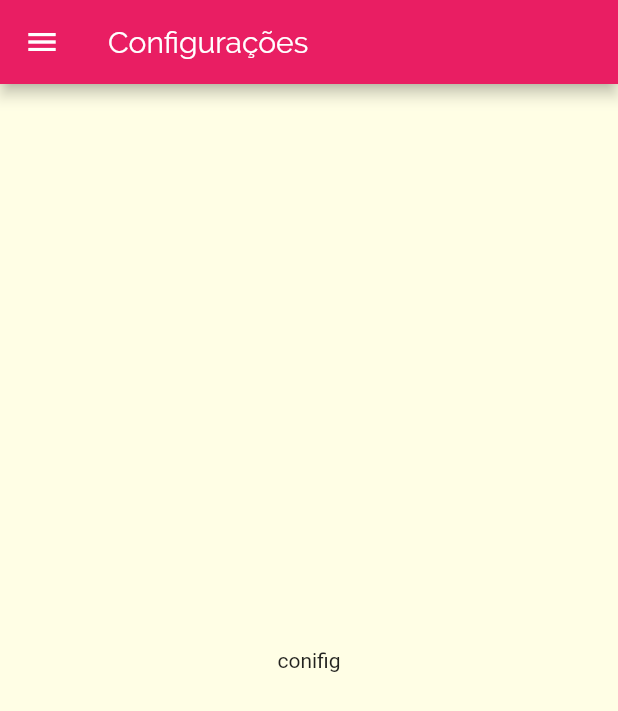
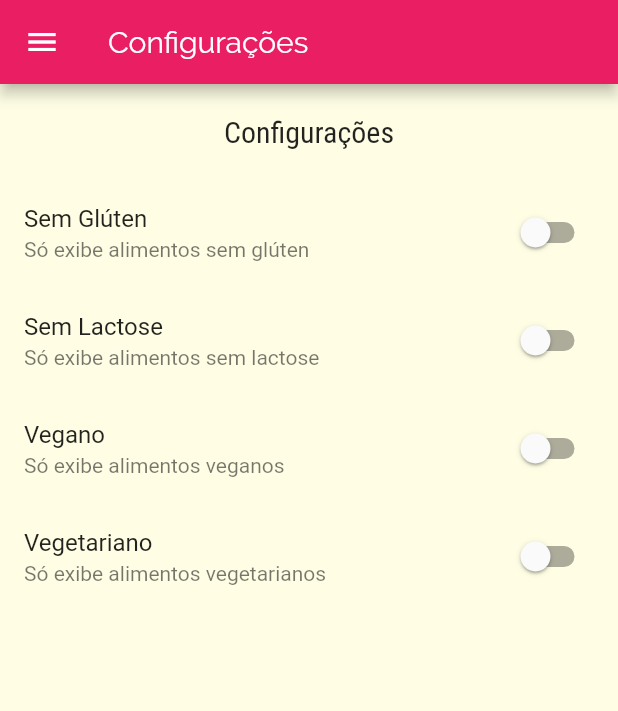
Before and after one commit to fabiokreis/meals, a Flutter app: the SettingsScreen screen opened by its route, on a phone screen of 412 x 824 dp. Shown: the top 711 px of the screen. Run offline on Flutter 3.47's test engine with Material 2 defaults, Android fonts, the phone set to English and light mode, and no system bars; network calls fail.

Commit message:
Filter meals by settings

```diff
--- a/lib/main.dart
+++ b/lib/main.dart
@@ -4,10 +4,38 @@ import 'screens/categories_meals_screnn.dart';
 import 'screens/meal_detail_screen.dart';
 import 'screens/tabs_screen.dart';
 import 'utils/app_routes.dart';
+import 'models/meal.dart';
+import 'data/dummy_data.dart';
+import 'models/settings.dart';
 
 void main() => runApp(MyApp());
 
-class MyApp extends StatelessWidget {
+class MyApp extends StatefulWidget {
+  @override
+  _MyAppState createState() => _MyAppState();
+}
+
+class _MyAppState extends State<MyApp> {
+  Settings settings = Settings();
+  List<Meal> _avaliableMeals = DUMMY_MEALS;
+
+  void _filterMeals(Settings settings) {
+    setState(() {
+      this.settings = settings;
+
+      _avaliableMeals = DUMMY_MEALS.where((meal) {
+        final filterGluten = settings.isGlutenFree && !meal.isGlutenFree;
+        final filterLactose = settings.isLactoseFree && !meal.isLactoseFree;
+        final filterVegan = settings.isVegan && !meal.isVegan;
+        final filterVegetarian = settings.isVegetarian && !meal.isVegetarian;
+        return !filterGluten &&
+            !filterLactose &&
+            !filterVegan &&
+            !filterVegetarian;
+      }).toList();
+    });
+  }
+
   @override
   Widget build(BuildContext context) {
     return MaterialApp(
@@ -27,9 +55,10 @@ class MyApp extends StatelessWidget {
       ),
       routes: {
         AppRoutes.HOME: (ctx) => TabsScreen(),
-        AppRoutes.CATEGORIES_MEALS: (ctx) => CategoriesMealsScreen(),
+        AppRoutes.CATEGORIES_MEALS: (ctx) =>
+            CategoriesMealsScreen(_avaliableMeals),
         AppRoutes.MEAL_DETAIL: (ctx) => MealDetailScreen(),
-        AppRoutes.SETTINGS: (ctx) => SettingsScreen(),
+        AppRoutes.SETTINGS: (ctx) => SettingsScreen(settings, _filterMeals),
       },
     );
   }
--- /dev/null
+++ b/lib/models/settings.dart
@@ -0,0 +1,13 @@
+class Settings {
+  bool isGlutenFree;
+  bool isLactoseFree;
+  bool isVegan;
+  bool isVegetarian;
+
+  Settings({
+    this.isGlutenFree = false,
+    this.isLactoseFree = false,
+    this.isVegan = false,
+    this.isVegetarian = false,
+  });
+}
--- a/lib/screens/meal_detail_screen.dart
+++ b/lib/screens/meal_detail_screen.dart
@@ -86,6 +86,12 @@ class MealDetailScreen extends StatelessWidget {
           ],
         ),
       ),
+      floatingActionButton: FloatingActionButton(
+        child: Icon(Icons.star),
+        onPressed: () {
+          Navigator.of(context).pop(meal.title);
+        },
+      ),
     );
   }
 }
--- a/lib/screens/settings_screen.dart
+++ b/lib/screens/settings_screen.dart
@@ -1,7 +1,43 @@
 import 'package:flutter/material.dart';
 import '../components/main_drawer.dart';
+import '../models/settings.dart';
 
-class SettingsScreen extends StatelessWidget {
+class SettingsScreen extends StatefulWidget {
+  final Settings settings;
+  final Function(Settings) onSettingsChanged;
+
+  SettingsScreen(this.settings, this.onSettingsChanged);
+
+  @override
+  _SettingsScreenState createState() => _SettingsScreenState();
+}
+
+class _SettingsScreenState extends State<SettingsScreen> {
+  Settings settings;
+
+  @override
+  void initState() {
+    super.initState();
+    settings = widget.settings;
+  }
+
+  Widget _createSwitch(
+    String title,
+    String subTitle,
+    bool value,
+    Function(bool) onChanged,
+  ) {
+    return SwitchListTile.adaptive(
+      title: Text(title),
+      subtitle: Text(subTitle),
+      value: value,
+      onChanged: (value) {
+        onChanged(value);
+        widget.onSettingsChanged(settings);
+      },
+    );
+  }
+
   @override
   Widget build(BuildContext context) {
     return Scaffold(
@@ -9,8 +45,46 @@ class SettingsScreen extends StatelessWidget {
         title: Text('Configurações'),
       ),
       drawer: MainDrawer(),
-      body: Center(
-        child: Text('conifig'),
+      body: Column(
+        children: <Widget>[
+          Container(
+            padding: EdgeInsets.all(20),
+            child: Text(
+              'Configurações',
+              style: Theme.of(context).textTheme.title,
+            ),
+          ),
+          Expanded(
+            child: ListView(
+              children: <Widget>[
+                _createSwitch(
+                  'Sem Glúten',
+                  'Só exibe alimentos sem glúten',
+                  settings.isGlutenFree,
+                  (value) => setState(() => settings.isGlutenFree = value),
+                ),
+                _createSwitch(
+                  'Sem Lactose',
+                  'Só exibe alimentos sem lactose',
+                  settings.isLactoseFree,
+                  (value) => setState(() => settings.isLactoseFree = value),
+                ),
+                _createSwitch(
+                  'Vegano',
+                  'Só exibe alimentos veganos',
+                  settings.isVegan,
+                  (value) => setState(() => settings.isVegan = value),
+                ),
+                _createSwitch(
+                  'Vegetariano',
+                  'Só exibe alimentos vegetarianos',
+                  settings.isVegetarian,
+                  (value) => setState(() => settings.isVegetarian = value),
+                ),
+              ],
+            ),
+          ),
+        ],
       ),
     );
   }
```
Also changed, not shown: lib/components/meal_item.dart (+7 -1 lines), lib/screens/categories_meals_screnn.dart (+6 -2 lines).
